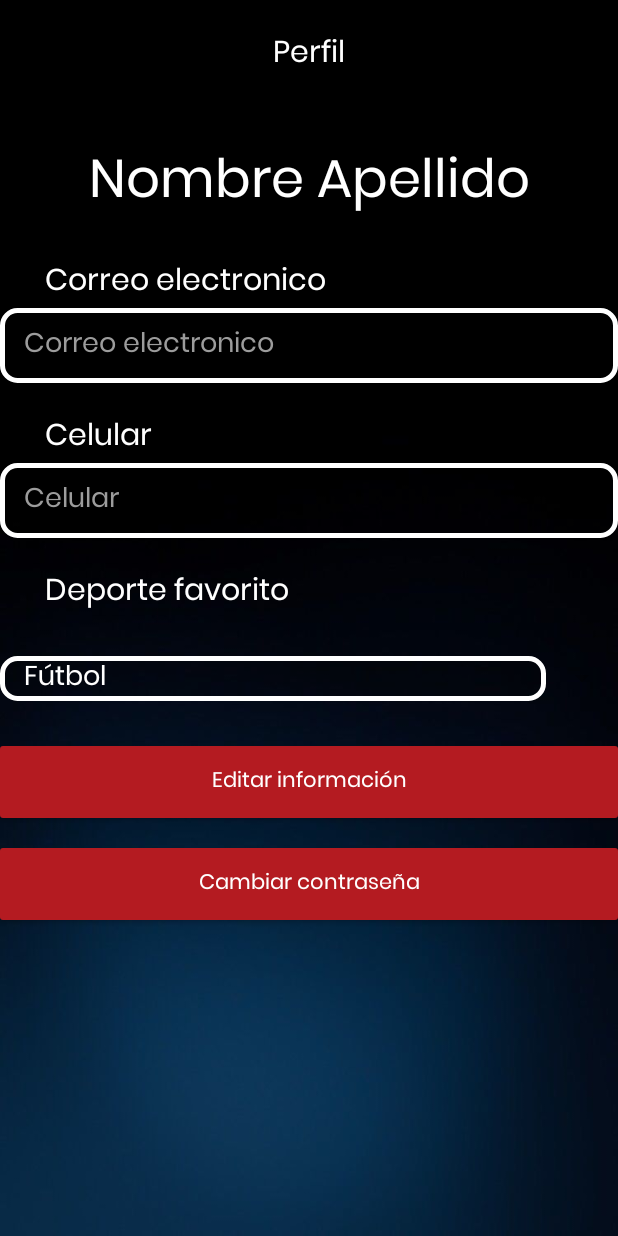
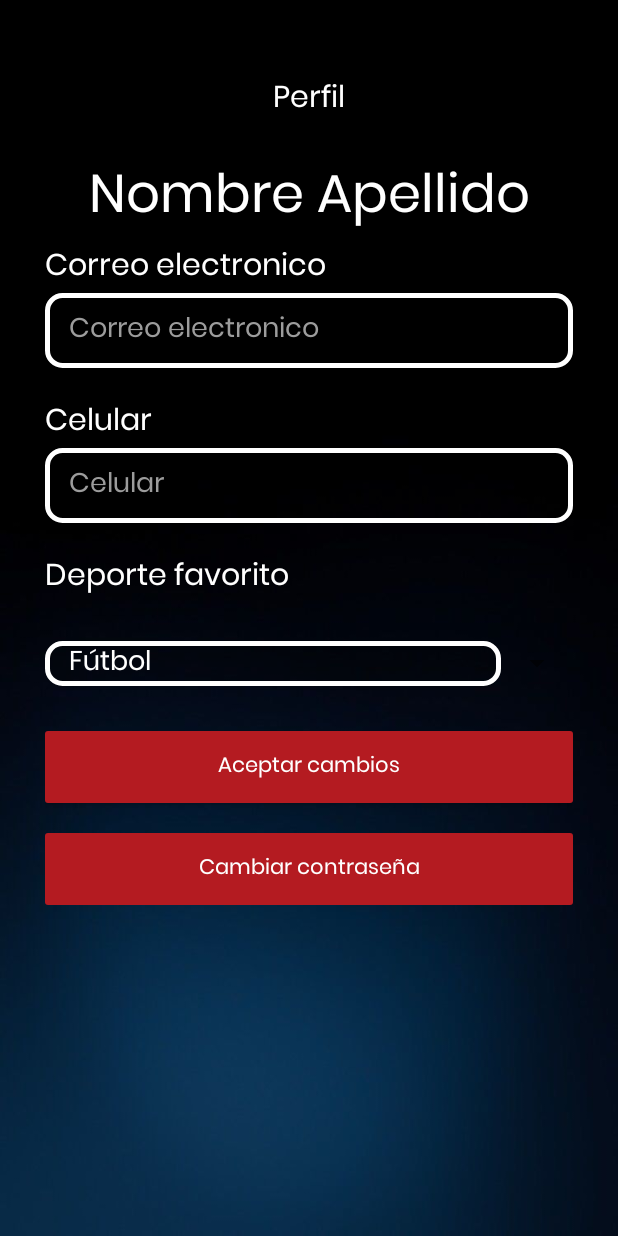
Before and after one commit to BayronCampaz/SportApp, an Android app: the fragment ProfileFragment shown on its own in the app's theme, after a tap on "Editar información", on a phone screen of 412 x 824 dp. Run offline under Robolectric (Android 15) with nearby library versions, the phone set to English and light mode, and no system bars; our stand-ins replace Firebase (no records; nobody signed in at launch, a user with empty details on screens opened directly); 6 statements that could not run were skipped.

Commit message:
Changes in ProfileActivity

```diff
--- a/app/src/main/java/edu/icesi/sportapp/ProfileFragment.java
+++ b/app/src/main/java/edu/icesi/sportapp/ProfileFragment.java
@@ -1,5 +1,6 @@
 package edu.icesi.sportapp;
 
+import android.graphics.Color;
 import android.os.Bundle;
 import android.view.LayoutInflater;
 import android.view.View;
@@ -19,6 +20,7 @@ import com.google.firebase.database.DataSnapshot;
 import com.google.firebase.database.DatabaseError;
 import com.google.firebase.database.FirebaseDatabase;
 import com.google.firebase.database.ValueEventListener;
+import com.google.firebase.database.collection.LLRBNode;
 
 import edu.icesi.sportapp.model.entity.User;
 import edu.icesi.sportapp.model.remote.DatabaseConstants;
@@ -32,6 +34,7 @@ public class ProfileFragment extends Fragment {
     private Spinner sportSp;
     private Button editInfoBtn;
     private Button changePasswordBtn;
+    private Button acceptChangesBtn;
 
     FirebaseAuth auth;
     FirebaseDatabase db;
@@ -49,6 +52,7 @@ public class ProfileFragment extends Fragment {
         sportSp = view.findViewById(R.id.perfil_sports_spinner);
         editInfoBtn = view.findViewById(R.id.edit_info);
         changePasswordBtn = view.findViewById(R.id.change_password);
+        acceptChangesBtn = view.findViewById(R.id.accept_changes_btn);
 
         auth = FirebaseAuth.getInstance();
         db = FirebaseDatabase.getInstance();
@@ -91,16 +95,20 @@ public class ProfileFragment extends Fragment {
         });
 
         editInfoBtn.setOnClickListener(view1 -> {
-            if(editInfoBtn.getText().equals(R.string.edit_info)){
             emailEt.setEnabled(true);
+            emailEt.setTextColor(Color.WHITE);
             cellphoneEt.setEnabled(true);
+            cellphoneEt.setTextColor(Color.WHITE);
             sportSp.setEnabled(true);
-                changePasswordBtn.setText(R.string.accept_changes);
-            }
+            acceptChangesBtn.setVisibility(View.VISIBLE);
+            editInfoBtn.setVisibility(View.GONE);
+        });
 
-            if(editInfoBtn.getText().equals(R.string.accept_changes)){
+        acceptChangesBtn.setOnClickListener(view1 -> {
             emailEt.setEnabled(false);
+            emailEt.setTextColor(getResources().getColor(R.color.grayHint));
             cellphoneEt.setEnabled(false);
+            cellphoneEt.setTextColor(getResources().getColor(R.color.grayHint));
             sportSp.setEnabled(false);
 
 
@@ -112,12 +120,12 @@ public class ProfileFragment extends Fragment {
                     sportSp.getSelectedItem().toString());
 
             db.getReference().child(DatabaseConstants.USERS).child(newUser.getUid()).setValue(newUser);
-                changePasswordBtn.setText(R.string.edit_info);
+            editInfoBtn.setVisibility(View.VISIBLE);
+            acceptChangesBtn.setVisibility(View.GONE);
             Toast toast = Toast.makeText(container.getContext(),"Se ha cambiado los datos correctamente", Toast.LENGTH_SHORT);
             toast.show();
-            }
+        });
 
-        });
 
         return view;
     }
--- a/app/src/main/res/layout/fragment_profile.xml
+++ b/app/src/main/res/layout/fragment_profile.xml
@@ -4,6 +4,16 @@
     xmlns:android="http://schemas.android.com/apk/res/android"
     android:background="@drawable/background4"
     android:orientation="vertical">
+
+    <ScrollView
+        android:layout_width="match_parent"
+        android:layout_height="match_parent">
+
+    <LinearLayout
+        android:layout_width="match_parent"
+        android:layout_height="match_parent"
+        android:orientation="vertical"
+        android:layout_margin="30dp">
 
     <TextView
         style="@style/styleTextViewWhite"
@@ -19,7 +29,6 @@
         style="@style/styleTextViewWhite"
         android:layout_width="match_parent"
         android:layout_height="wrap_content"
-        android:padding="20dp"
         android:text="Nombre Apellido"
         android:gravity="center"
         android:textSize="35sp"/>
@@ -28,7 +37,6 @@
         style="@style/styleTextViewWhite"
         android:layout_width="match_parent"
         android:layout_height="wrap_content"
-        android:paddingLeft="30dp"
         android:text="@string/email"
         android:textSize="20sp"
         android:paddingEnd="10dp"/>
@@ -39,6 +47,7 @@
         android:layout_width="match_parent"
         android:layout_height="50dp"
         android:hint="@string/email"
+        android:textColor="@color/grayHint"
         android:inputType="textEmailAddress"
 
         android:layout_marginBottom="20dp"/>
@@ -47,7 +56,6 @@
         style="@style/styleTextViewWhite"
         android:layout_width="match_parent"
         android:layout_height="wrap_content"
-        android:paddingLeft="30dp"
         android:text="@string/cellphone"
         android:textSize="20sp"
         />
@@ -58,6 +66,7 @@
         android:layout_width="match_parent"
         android:layout_height="50dp"
         android:hint="@string/cellphone"
+        android:textColor="@color/grayHint"
         android:inputType="textEmailAddress"
         android:layout_marginBottom="20dp"/>
 
@@ -65,7 +74,6 @@
         style="@style/styleTextViewWhite"
         android:layout_width="match_parent"
         android:layout_height="wrap_content"
-        android:paddingLeft="30dp"
         android:text="@string/favorite_sport"
         android:textSize="20sp"
         />
@@ -74,6 +82,7 @@
         android:id="@+id/perfil_sports_spinner"
         android:layout_width="match_parent"
         android:layout_height="50dp"
+        android:textColor="@color/grayHint"
         android:layout_marginTop="15dp" />
 
     <Button
@@ -83,7 +92,19 @@
         style="@style/styleButton"
         android:layout_width="match_parent"
         android:layout_height="wrap_content"
-        android:text="@string/edit_info"></Button>
+        android:text="@string/edit_info">
+    </Button>
+
+
+        <Button
+
+            android:id="@+id/accept_changes_btn"
+            android:layout_marginTop="20dp"
+            style="@style/styleButton"
+            android:layout_width="match_parent"
+            android:layout_height="wrap_content"
+            android:text="@string/accept_changes"
+            android:visibility="gone"/>
 
     <Button
         android:id="@+id/change_password"
@@ -93,6 +114,8 @@
         android:layout_height="wrap_content"
         android:text="@string/change_password"></Button>
 
+    </LinearLayout>
 
+    </ScrollView>
 
 </LinearLayout>
--- a/app/src/main/res/values/colors.xml
+++ b/app/src/main/res/values/colors.xml
@@ -8,4 +8,5 @@
     <color name="grayHint">#9C9C9C</color>
     <color name="customRed">#b41b21</color>
     <color name="black">#393939</color>
+    <color name="white">#FFFFFF</color>
 </resources>
```
Lines whose indentation alone changed are shown as unchanged.
